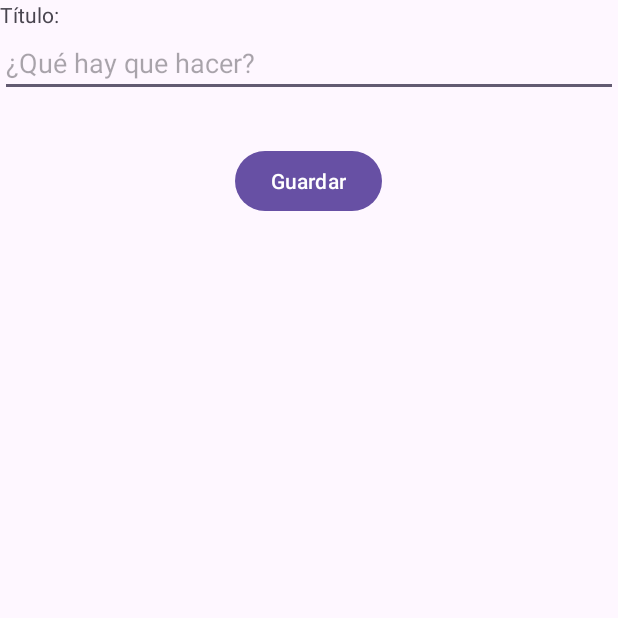
After one commit to LadyProgram/ToDoList, an Android app: the TaskActivity screen opened directly, with no data from a screen before it, on a phone screen of 412 x 824 dp, the top half of it. The commit adds this screen. Run offline under Robolectric (Android 15) with nearby library versions, the phone set to English and light mode, and no system bars.

Commit message:
3 Organice packages, Main Activity, ActivityTask, ic add, ic delete.

```diff
--- a/app/build.gradle.kts
+++ b/app/build.gradle.kts
@@ -33,6 +33,9 @@ android {
     kotlinOptions {
         jvmTarget = "11"
     }
+    buildFeatures {
+        viewBinding = true
+    }
 }
 
 dependencies {
--- /dev/null
+++ b/app/src/main/java/com/ladyprogram/todolist/activities/TaskActivity.kt
@@ -0,0 +1,43 @@
+package com.ladyprogram.todolist.activities
+
+import android.os.Bundle
+import androidx.activity.enableEdgeToEdge
+import androidx.appcompat.app.AppCompatActivity
+import androidx.core.view.ViewCompat
+import androidx.core.view.WindowInsetsCompat
+import com.ladyprogram.todolist.R
+import com.ladyprogram.todolist.data.Task
+import com.ladyprogram.todolist.data.TaskDAO
+import com.ladyprogram.todolist.databinding.ActivityTaskBinding
+
+class TaskActivity : AppCompatActivity() {
+
+    lateinit var binding: ActivityTaskBinding
+    lateinit var taskDAO: TaskDAO
+
+    override fun onCreate(savedInstanceState: Bundle?) {
+        super.onCreate(savedInstanceState)
+        enableEdgeToEdge()
+
+        binding = ActivityTaskBinding.inflate(layoutInflater)
+        setContentView(binding.root)
+        //setContentView(R.layout.activity_task)
+        ViewCompat.setOnApplyWindowInsetsListener(findViewById(R.id.main)) { v, insets ->
+            val systemBars = insets.getInsets(WindowInsetsCompat.Type.systemBars())
+            v.setPadding(systemBars.left, systemBars.top, systemBars.right, systemBars.bottom)
+            insets
+        }
+
+        taskDAO = TaskDAO(this)
+
+        binding.saveButton.setOnClickListener {
+            val title = binding.titleEditText.text.toString()
+
+            val task = Task(-1L, title)
+            taskDAO.insert(task)
+
+            finish()
+
+        }
+    }
+}
--- a/app/src/main/java/com/ladyprogram/todolist/Task.kt
+++ b/app/src/main/java/com/ladyprogram/todolist/data/Task.kt
@@ -1,9 +1,10 @@
-package com.ladyprogram.todolist
+package com.ladyprogram.todolist.data
 
 class Task (
     val id: Long,
     val title: String,
-    val done: Boolean
+    val done: Boolean = false
+    // Al poner = false coge ese parámetro por defecto
 ) {
 
 
--- a/app/src/main/java/com/ladyprogram/todolist/TaskDAO.kt
+++ b/app/src/main/java/com/ladyprogram/todolist/data/TaskDAO.kt
@@ -1,8 +1,9 @@
-package com.ladyprogram.todolist
+package com.ladyprogram.todolist.data
 
 import android.content.ContentValues
 import android.content.Context
 import android.util.Log
+import com.ladyprogram.todolist.utils.DatabaseManager
 
 class TaskDAO(context: Context) {
 
--- /dev/null
+++ b/app/src/main/res/drawable/ic_add.xml
@@ -0,0 +1,5 @@
+<vector xmlns:android="http://schemas.android.com/apk/res/android" android:height="24dp" android:tint="#000000" android:viewportHeight="24" android:viewportWidth="24" android:width="24dp">
+
+    <path android:fillColor="@android:color/white" android:pathData="M19,13h-6v6h-2v-6H5v-2h6V5h2v6h6v2z"/>
+
+</vector>
--- /dev/null
+++ b/app/src/main/res/drawable/ic_delete.xml
@@ -0,0 +1,5 @@
+<vector xmlns:android="http://schemas.android.com/apk/res/android" android:height="24dp" android:tint="#000000" android:viewportHeight="24" android:viewportWidth="24" android:width="24dp">
+
+    <path android:fillColor="@android:color/white" android:pathData="M6,19c0,1.1 0.9,2 2,2h8c1.1,0 2,-0.9 2,-2L18,7L6,7v12zM8,9h8v10L8,19L8,9zM15.5,4l-1,-1h-5l-1,1L5,4v2h14L19,4z"/>
+
+</vector>
--- /dev/null
+++ b/app/src/main/res/layout/activity_task.xml
@@ -0,0 +1,30 @@
+<?xml version="1.0" encoding="utf-8"?>
+<LinearLayout xmlns:android="http://schemas.android.com/apk/res/android"
+    xmlns:app="http://schemas.android.com/apk/res-auto"
+    xmlns:tools="http://schemas.android.com/tools"
+    android:id="@+id/main"
+    android:layout_width="match_parent"
+    android:layout_height="match_parent"
+    android:orientation="vertical"
+    tools:context=".activities.TaskActivity">
+
+    <TextView
+        android:layout_width="match_parent"
+        android:layout_height="wrap_content"
+        android:text="Título:"/>
+
+    <EditText
+        android:id="@+id/titleEditText"
+        android:layout_width="match_parent"
+        android:layout_height="wrap_content"
+        android:hint="¿Qué hay que hacer?"/>
+
+    <Button
+        android:id="@+id/saveButton"
+        android:layout_width="wrap_content"
+        android:layout_height="wrap_content"
+        android:text="Guardar"
+        android:layout_gravity="center_horizontal"
+        android:layout_marginTop="32dp"/>
+
+</LinearLayout>
--- a/app/src/main/res/values/colors.xml
+++ b/app/src/main/res/values/colors.xml
@@ -2,4 +2,8 @@
 <resources>
     <color name="black">#FF000000</color>
     <color name="white">#FFFFFFFF</color>
+
+
+    <color name="delete">#9B3A3A</color>
+
 </resources>
```
Also changed, not shown: app/src/main/AndroidManifest.xml (+7 -4 lines), app/src/main/java/com/ladyprogram/todolist/MainActivity.kt (deleted, +0 -20 lines), app/src/main/java/com/ladyprogram/todolist/activities/MainActivity.kt (added, +62 -0 lines), app/src/main/java/com/ladyprogram/todolist/adapters/TaskAdapter.kt (added, +48 -0 lines), app/src/main/java/com/ladyprogram/todolist/utils/DatabaseManager.kt (renamed from app/src/main/java/com/ladyprogram/todolist/DatabaseManager.kt, +6 -2 lines), app/src/main/res/layout/activity_main.xml (+17 -6 lines), app/src/main/res/layout/item_task.xml (added, +31 -0 lines).
